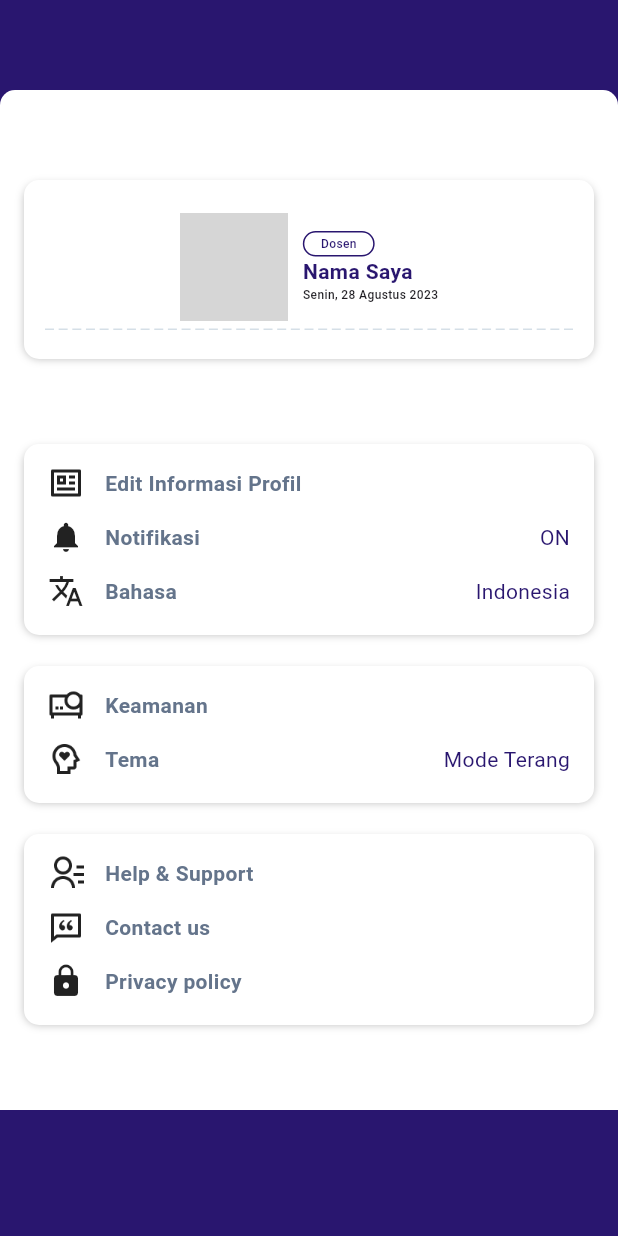
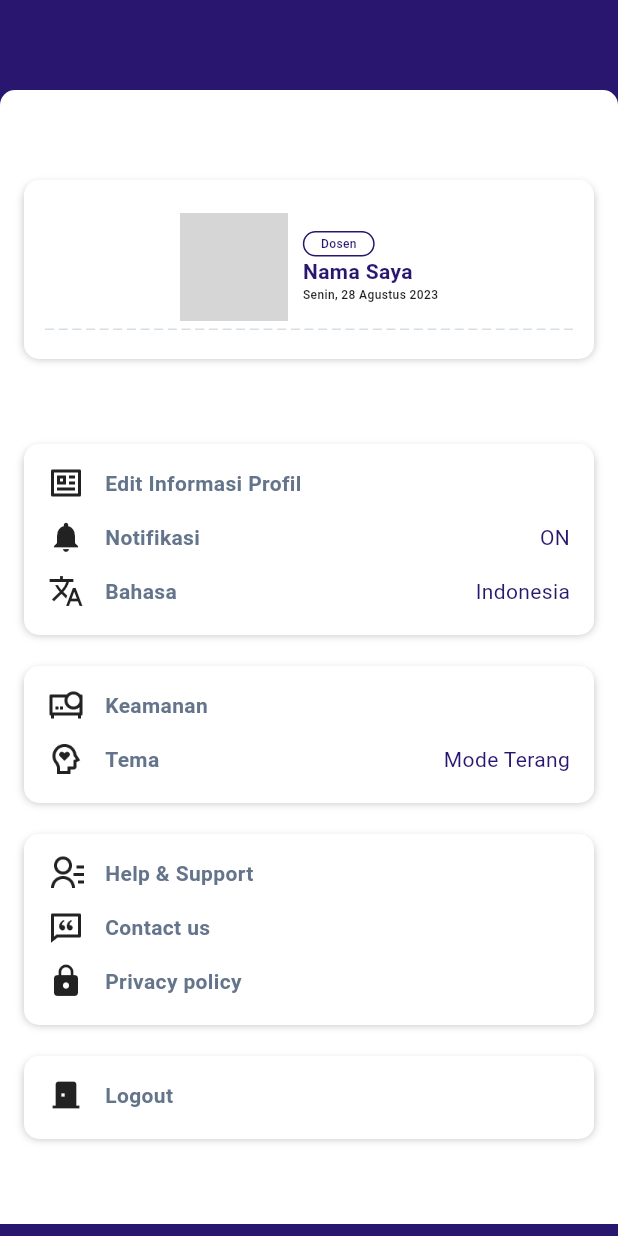
Before and after one commit to ardiansa22/Flutter-Siakad, a Flutter app: the ProfilePage screen opened directly, on a phone screen of 412 x 824 dp. Run offline on Flutter 3.47's test engine with Material 3 defaults, Android fonts, the phone set to English and light mode, and no system bars; drawn by our look-alikes of flutter_dash; our stand-ins replace bloc, dartz, flutter_bloc, freezed_annotation, shared_preferences; accounts and stored records are empty; network calls fail; grey boxes are pictures that could not be loaded.

Commit message:
add logout fiture

```diff
--- a/lib/pages/profile/profile_page.dart
+++ b/lib/pages/profile/profile_page.dart
@@ -5,9 +5,12 @@ import '../../common/components/custom_scaffold.dart';
 import '../../common/components/row_text.dart';
 import '../../common/constants/colors.dart';
 import '../../common/constants/icons.dart';
+import '../../data/datasources/auth_local_datasource.dart';
+import '../../pages/auth/auth_page.dart';
 
 class ProfilePage extends StatefulWidget {
   final String role;
+
   const ProfilePage({
     Key? key,
     required this.role,
@@ -242,8 +245,62 @@ class _ProfilePageState extends State<ProfilePage> {
               ],
             ),
           ),
+           const SizedBox(height: 24.0),
+          Container(
+            padding:
+                const EdgeInsets.symmetric(horizontal: 16.0, vertical: 14.0),
+            decoration: BoxDecoration(
+              borderRadius: const BorderRadius.all(Radius.circular(10.0)),
+              color: ColorName.white,
+              boxShadow: [
+                BoxShadow(
+                  color: ColorName.black.withOpacity(0.25),
+                  offset: const Offset(0, 3),
+                  spreadRadius: 0,
+                  blurRadius: 4.0,
+                  blurStyle: BlurStyle.outer,
+                ),
+              ],
+            ),
+            child: Column(
+              crossAxisAlignment: CrossAxisAlignment.start,
+              children: [
+                RowText(
+                  icon: const Icon(Icons.door_back_door),
+                  label: 'Logout',
+                  value: '',
+                  valueColor: ColorName.primary,
+                  onTap: () {
+                    _handleLogout();
+                  },
+                ),
+              ],
+            ),
+          ),
         ],
       ),
     );
   }
+
+  void _handleLogout() {
+    AuthLocalDatasource().removeAuthData().then((success) {
+      if (success) {
+        // jika logout berhasil maka akan di kembalikan ke tampilan login
+        Navigator.pushReplacement(context, MaterialPageRoute(builder: (context) {
+          return AuthPage();
+        }));
+      } else {
+        // jika terjadi error maka akan memunculkan alert
+        showDialog(
+          context: context,
+          builder: (context) {
+            return AlertDialog(
+              title: Text('Error'),
+              content: Text('Failed to logout. Please try again.'),
+            );
+          },
+        );
+      }
+    });
+  }
 }
```
